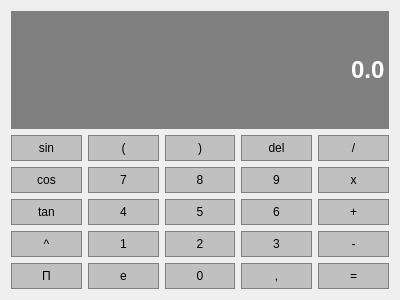
First picture: the form in IniNamaAplikasiNotepad/Ini_Nama_Aplikasi_Notepad/calculator.ui, repository fernandezlee942-sys/Ini-Nama-Aplikasi-Notepad, before the edit.
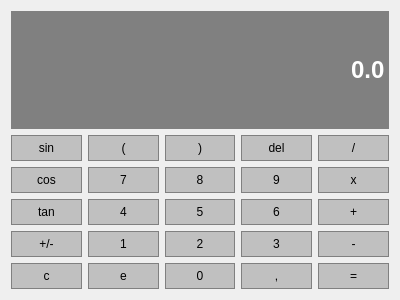
Second picture: the form after the edit.

The edit to the form file:
```diff
--- a/IniNamaAplikasiNotepad/Ini_Nama_Aplikasi_Notepad/calculator.ui
+++ b/IniNamaAplikasiNotepad/Ini_Nama_Aplikasi_Notepad/calculator.ui
@@ -152,7 +152,7 @@
 }</string>
      </property>
      <property name="text">
-      <string>^</string>
+      <string>+/-</string>
      </property>
     </widget>
    </item>
@@ -443,7 +443,7 @@
 }</string>
      </property>
      <property name="text">
-      <string>Π</string>
+      <string>c</string>
      </property>
     </widget>
    </item>
```
Left out of the diff: 4 changed lines with no effect on the pictures.
